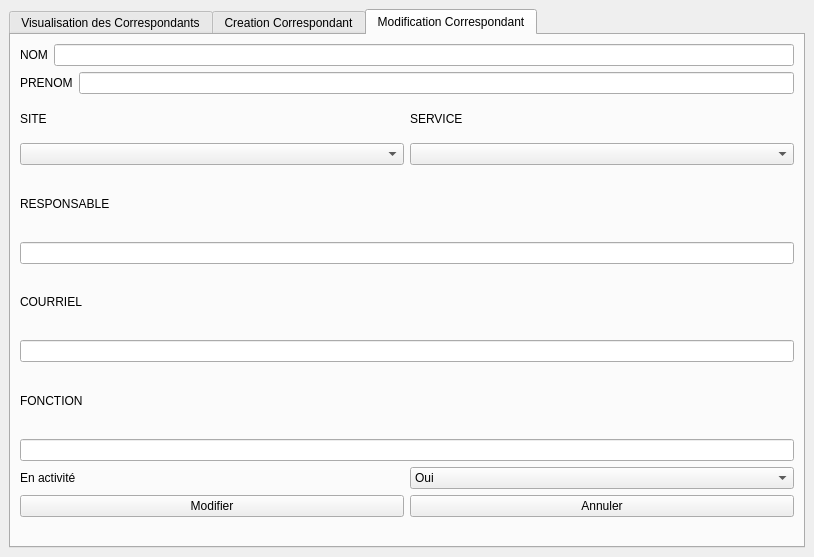
Qt form GUI/CMR.ui (Pepou/Habilitation-CMR) before a commit.
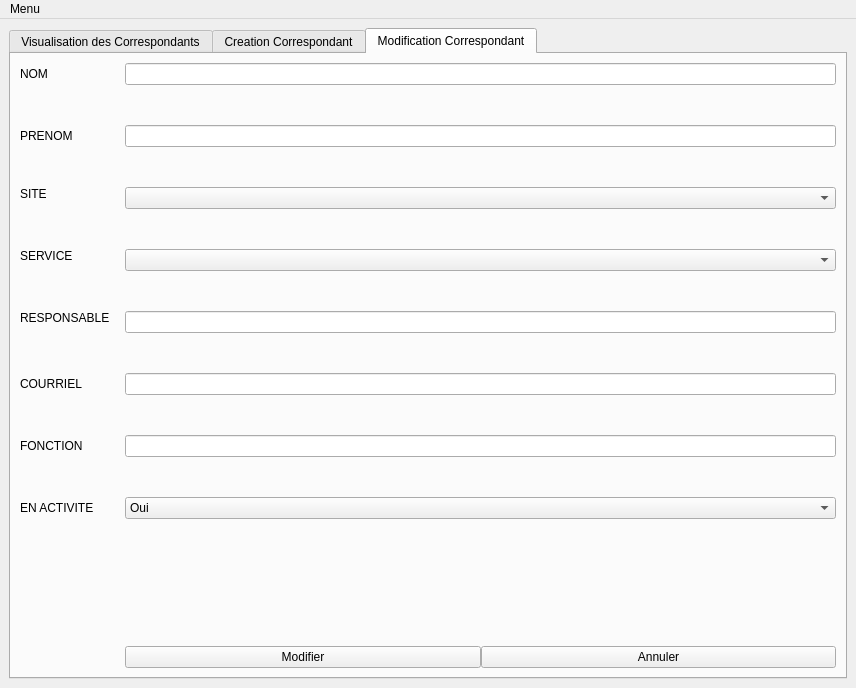
The same form after that commit. The open tabs and pages were chosen to show the change.

What changed in the file:
```diff
--- a/GUI/CMR.ui
+++ b/GUI/CMR.ui
@@ -6,16 +6,16 @@
    <rect>
     <x>0</x>
     <y>0</y>
-    <width>814</width>
-    <height>557</height>
+    <width>856</width>
+    <height>688</height>
    </rect>
   </property>
   <property name="windowTitle">
    <string>Gestion CMR</string>
   </property>
   <widget class="QWidget" name="centralWidget">
-   <layout class="QVBoxLayout" name="verticalLayout">
-    <item>
+   <layout class="QGridLayout" name="gridLayout_2">
+    <item row="0" column="0">
      <widget class="QTabWidget" name="tabWidget">
       <property name="currentIndex">
        <number>0</number>
@@ -101,93 +101,99 @@
        <attribute name="title">
         <string>Creation Correspondant</string>
        </attribute>
-       <layout class="QVBoxLayout" name="verticalLayout_3">
-        <item>
+       <layout class="QGridLayout" name="gridLayout">
+        <item row="0" column="0">
+         <layout class="QFormLayout" name="formLayout_2">
+          <property name="fieldGrowthPolicy">
+           <enum>QFormLayout::AllNonFixedFieldsGrow</enum>
+          </property>
+          <property name="verticalSpacing">
+           <number>40</number>
+          </property>
+          <item row="0" column="0">
          <widget class="QLabel" name="label_4">
           <property name="text">
            <string>SITE</string>
           </property>
          </widget>
         </item>
-        <item>
+          <item row="0" column="1">
          <widget class="QComboBox" name="comboBox_site"/>
         </item>
-        <item>
+          <item row="1" column="0">
          <widget class="QLabel" name="label">
           <property name="text">
            <string>SERVICE</string>
           </property>
          </widget>
         </item>
-        <item>
+          <item row="1" column="1">
          <widget class="QComboBox" name="comboBox_service"/>
         </item>
-        <item>
+          <item row="2" column="0">
          <widget class="QLabel" name="label_7">
           <property name="text">
            <string>RESPONSABLE</string>
           </property>
          </widget>
         </item>
-        <item>
+          <item row="2" column="1">
          <widget class="QLineEdit" name="lineEdit_responsable"/>
         </item>
-        <item>
+          <item row="3" column="0">
          <widget class="QLabel" name="label_2">
           <property name="text">
            <string>NOM</string>
           </property>
          </widget>
         </item>
-        <item>
+          <item row="3" column="1">
          <widget class="QLineEdit" name="lineEdit_nom"/>
         </item>
-        <item>
+          <item row="4" column="0">
          <widget class="QLabel" name="label_3">
           <property name="text">
            <string>PRENOM</string>
           </property>
          </widget>
         </item>
-        <item>
+          <item row="4" column="1">
          <widget class="QLineEdit" name="lineEdit_prenom"/>
         </item>
-        <item>
+          <item row="5" column="0">
          <widget class="QLabel" name="label_6">
           <property name="text">
            <string>COURRIEL</string>
           </property>
          </widget>
         </item>
-        <item>
+          <item row="5" column="1">
          <widget class="QLineEdit" name="lineEdit_courriel"/>
         </item>
-        <item>
+          <item row="6" column="0">
          <widget class="QLabel" name="label_5">
           <property name="text">
            <string>FONCTION</string>
           </property>
          </widget>
         </item>
-        <item>
+          <item row="6" column="1">
          <widget class="QLineEdit" name="lineEdit_fonction"/>
         </item>
-        <item>
-         <layout class="QFormLayout" name="formLayout">
-          <item row="0" column="0">
-           <spacer name="horizontalSpacer">
+          <item row="7" column="1">
+           <spacer name="verticalSpacer_3">
             <property name="orientation">
-             <enum>Qt::Horizontal</enum>
+             <enum>Qt::Vertical</enum>
             </property>
             <property name="sizeHint" stdset="0">
              <size>
-              <width>40</width>
-              <height>20</height>
+              <width>20</width>
+              <height>68</height>
              </size>
             </property>
            </spacer>
           </item>
-          <item row="0" column="1">
+          <item row="8" column="1">
            <layout class="QHBoxLayout" name="horizontalLayout_3">
             <property name="sizeConstraint">
              <enum>QLayout::SetFixedSize</enum>
@@ -200,7 +206,7 @@
              </widget>
             </item>
             <item>
-             <widget class="QPushButton" name="pushButton_2">
+             <widget class="QPushButton" name="pushButton_annule_creation">
               <property name="text">
                <string>Annuler</string>
               </property>
@@ -216,10 +222,16 @@
        <attribute name="title">
         <string>Modification Correspondant</string>
        </attribute>
-       <layout class="QVBoxLayout" name="verticalLayout_6">
-        <item>
-         <layout class="QHBoxLayout" name="horizontalLayout_5">
-          <item>
+       <layout class="QGridLayout" name="gridLayout_3">
+        <item row="0" column="0">
+         <layout class="QFormLayout" name="formLayout">
+          <property name="horizontalSpacing">
+           <number>15</number>
+          </property>
+          <property name="verticalSpacing">
+           <number>40</number>
+          </property>
+          <item row="0" column="0">
            <widget class="QLabel" name="label_15">
             <property name="sizePolicy">
              <sizepolicy hsizetype="Fixed" vsizetype="Preferred">
@@ -232,14 +244,7 @@
             </property>
            </widget>
           </item>
-          <item>
-           <widget class="QLineEdit" name="lineEdit_nom_modif"/>
-          </item>
-         </layout>
-        </item>
-        <item>
-         <layout class="QHBoxLayout" name="horizontalLayout_6">
-          <item>
+          <item row="1" column="0">
            <widget class="QLabel" name="label_16">
             <property name="sizePolicy">
              <sizepolicy hsizetype="Fixed" vsizetype="Preferred">
@@ -252,83 +257,88 @@
             </property>
            </widget>
           </item>
-          <item>
+          <item row="0" column="1">
+           <widget class="QLineEdit" name="lineEdit_nom_modif"/>
+          </item>
+          <item row="1" column="1">
            <widget class="QLineEdit" name="lineEdit_prenom_modif"/>
           </item>
-         </layout>
-        </item>
-        <item>
-         <layout class="QHBoxLayout" name="horizontalLayout_2">
-          <item>
-           <layout class="QVBoxLayout" name="verticalLayout_4">
-            <item>
+          <item row="2" column="0">
              <widget class="QLabel" name="label_13">
+            <property name="sizePolicy">
+             <sizepolicy hsizetype="Preferred" vsizetype="Fixed">
+              <horstretch>0</horstretch>
+              <verstretch>0</verstretch>
+             </sizepolicy>
+            </property>
               <property name="text">
                <string>SITE</string>
               </property>
              </widget>
             </item>
-            <item>
+          <item row="2" column="1">
              <widget class="QComboBox" name="comboBox_site_modif"/>
             </item>
-           </layout>
-          </item>
-          <item>
-           <layout class="QVBoxLayout" name="verticalLayout_5">
-            <item>
+          <item row="3" column="0">
              <widget class="QLabel" name="label_9">
+            <property name="sizePolicy">
+             <sizepolicy hsizetype="Preferred" vsizetype="Fixed">
+              <horstretch>0</horstretch>
+              <verstretch>0</verstretch>
+             </sizepolicy>
+            </property>
               <property name="text">
                <string>SERVICE</string>
               </property>
              </widget>
             </item>
-            <item>
+          <item row="3" column="1">
              <widget class="QComboBox" name="comboBox_service_modif"/>
             </item>
-           </layout>
-          </item>
-         </layout>
-        </item>
-        <item>
+          <item row="4" column="0">
          <widget class="QLabel" name="label_12">
+            <property name="sizePolicy">
+             <sizepolicy hsizetype="Preferred" vsizetype="Fixed">
+              <horstretch>0</horstretch>
+              <verstretch>0</verstretch>
+             </sizepolicy>
+            </property>
           <property name="text">
            <string>RESPONSABLE</string>
           </property>
          </widget>
         </item>
-        <item>
+          <item row="4" column="1">
          <widget class="QLineEdit" name="lineEdit_responsable_2"/>
         </item>
-        <item>
+          <item row="5" column="0">
          <widget class="QLabel" name="label_10">
           <property name="text">
            <string>COURRIEL</string>
           </property>
          </widget>
         </item>
-        <item>
+          <item row="5" column="1">
          <widget class="QLineEdit" name="lineEdit_courriel_2"/>
         </item>
-        <item>
+          <item row="6" column="0">
          <widget class="QLabel" name="label_11">
           <property name="text">
            <string>FONCTION</string>
           </property>
          </widget>
         </item>
-        <item>
+          <item row="6" column="1">
          <widget class="QLineEdit" name="lineEdit_fonction_2"/>
         </item>
-        <item>
-         <layout class="QHBoxLayout" name="horizontalLayout_7">
-          <item>
+          <item row="7" column="0">
            <widget class="QLabel" name="label_8">
             <property name="text">
-             <string>En activité</string>
+             <string>EN ACTIVITE</string>
             </property>
            </widget>
           </item>
-          <item>
+          <item row="7" column="1">
            <widget class="QComboBox" name="comboBox_en_activit">
             <item>
              <property name="text">
@@ -342,9 +352,7 @@
             </item>
            </widget>
           </item>
-         </layout>
-        </item>
-        <item>
+          <item row="9" column="1">
          <layout class="QHBoxLayout" name="horizontalLayout_4">
           <property name="sizeConstraint">
            <enum>QLayout::SetFixedSize</enum>
@@ -365,25 +373,63 @@
           </item>
          </layout>
         </item>
-        <item>
-         <spacer name="horizontalSpacer_2">
+          <item row="8" column="1">
+           <spacer name="verticalSpacer">
           <property name="orientation">
-           <enum>Qt::Horizontal</enum>
+             <enum>Qt::Vertical</enum>
           </property>
           <property name="sizeHint" stdset="0">
            <size>
-            <width>769</width>
-            <height>20</height>
+              <width>20</width>
+              <height>40</height>
            </size>
           </property>
          </spacer>
         </item>
        </layout>
+        </item>
+       </layout>
       </widget>
      </widget>
     </item>
    </layout>
   </widget>
+  <widget class="QMenuBar" name="menuBar">
+   <property name="enabled">
+    <bool>true</bool>
+   </property>
+   <property name="geometry">
+    <rect>
+     <x>0</x>
+     <y>0</y>
+     <width>856</width>
+     <height>21</height>
+    </rect>
+   </property>
+   <property name="defaultUp">
+    <bool>false</bool>
+   </property>
+   <property name="nativeMenuBar">
+    <bool>true</bool>
+   </property>
+   <widget class="QMenu" name="menuFormation">
+    <property name="title">
+     <string>Menu</string>
+    </property>
+    <addaction name="actionModule_Formation"/>
+   </widget>
+   <addaction name="menuFormation"/>
+  </widget>
+  <action name="actionNouvelle_Formation">
+   <property name="text">
+    <string>Module Formation</string>
+   </property>
+  </action>
+  <action name="actionModule_Formation">
+   <property name="text">
+    <string>Module Formation</string>
+   </property>
+  </action>
  </widget>
  <resources/>
  <connections/>
```
Lines whose indentation alone changed are shown as unchanged.
